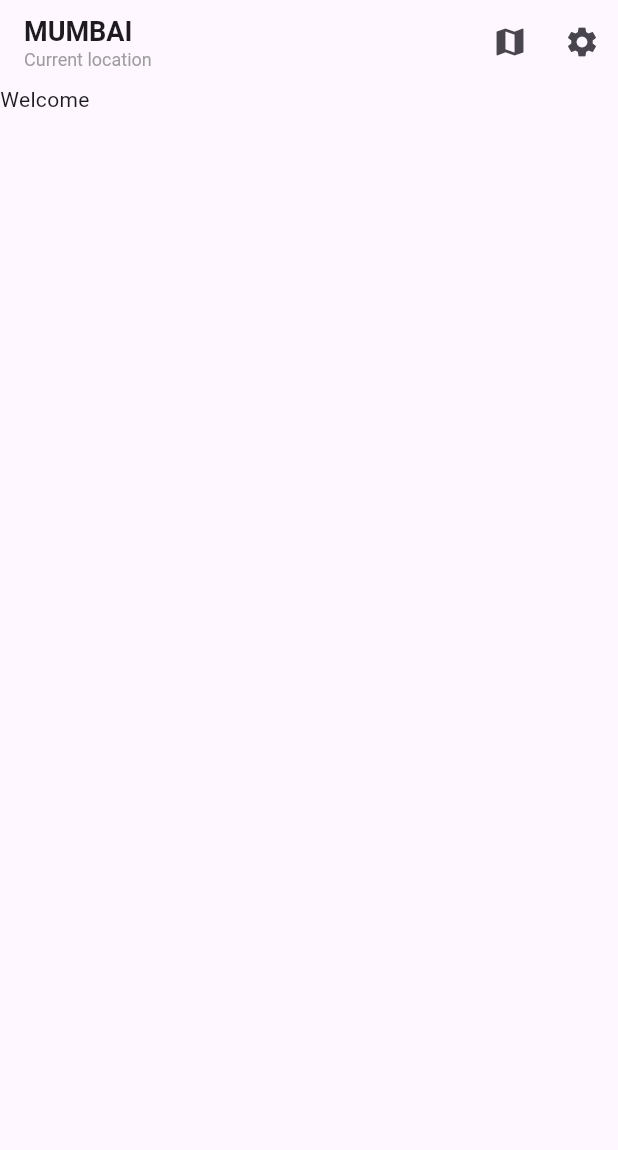
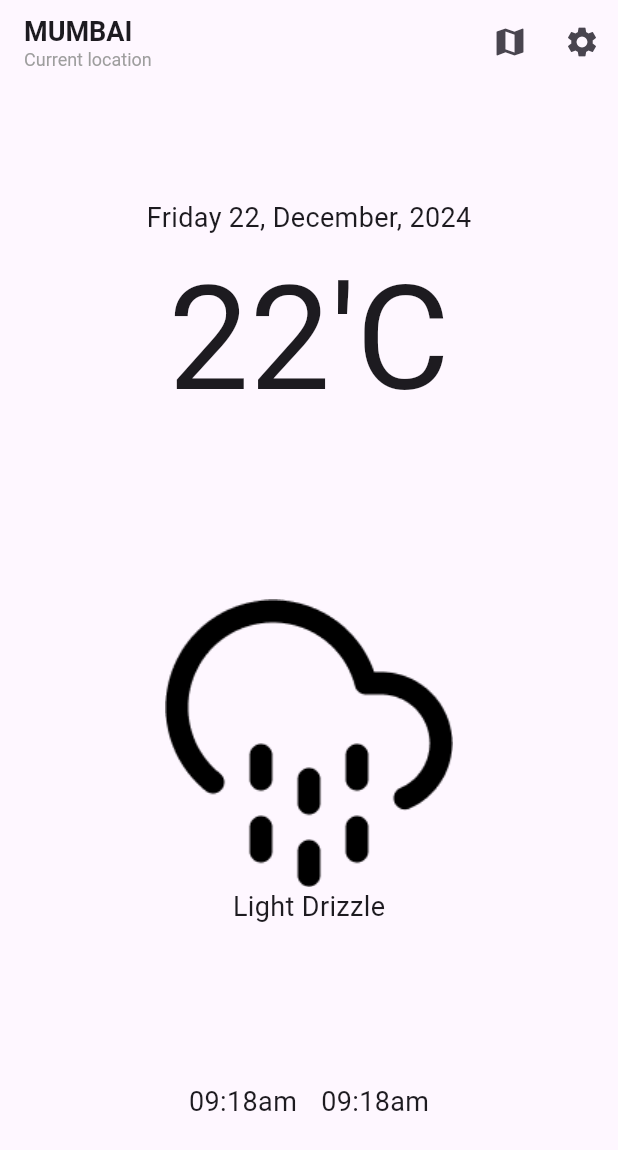
Before and after one commit to DamisolaT/wtm_weather_app, a Flutter app: the screen it shows after launch, on a phone screen of 412 x 824 dp. Shown: the top 1150 px of the screen. Run offline on Flutter 3.47's test engine with Material 3 defaults, Android fonts, the phone set to English and light mode, and no system bars.

Commit message:
Front Page on March 26 class

```diff
--- /dev/null
+++ b/lib/gen/assets.gen.dart
@@ -0,0 +1,93 @@
+/// GENERATED CODE - DO NOT MODIFY BY HAND
+/// *****************************************************
+///  FlutterGen
+/// *****************************************************
+
+// coverage:ignore-file
+// ignore_for_file: type=lint
+// ignore_for_file: directives_ordering,unnecessary_import,implicit_dynamic_list_literal,deprecated_member_use
+
+import 'package:flutter/widgets.dart';
+
+class Assets {
+  Assets._();
+
+  static const AssetGenImage drizzle = AssetGenImage('assets/drizzle.png');
+
+  /// List of all assets
+  static List<AssetGenImage> get values => [drizzle];
+}
+
+class AssetGenImage {
+  const AssetGenImage(this._assetName);
+
+  final String _assetName;
+
+  Image image({
+    Key? key,
+    AssetBundle? bundle,
+    ImageFrameBuilder? frameBuilder,
+    ImageErrorWidgetBuilder? errorBuilder,
+    String? semanticLabel,
+    bool excludeFromSemantics = false,
+    double? scale,
+    double? width,
+    double? height,
+    Color? color,
+    Animation<double>? opacity,
+    BlendMode? colorBlendMode,
+    BoxFit? fit,
+    AlignmentGeometry alignment = Alignment.center,
+    ImageRepeat repeat = ImageRepeat.noRepeat,
+    Rect? centerSlice,
+    bool matchTextDirection = false,
+    bool gaplessPlayback = false,
+    bool isAntiAlias = false,
+    String? package,
+    FilterQuality filterQuality = FilterQuality.low,
+    int? cacheWidth,
+    int? cacheHeight,
+  }) {
+    return Image.asset(
+      _assetName,
+      key: key,
+      bundle: bundle,
+      frameBuilder: frameBuilder,
+      errorBuilder: errorBuilder,
+      semanticLabel: semanticLabel,
+      excludeFromSemantics: excludeFromSemantics,
+      scale: scale,
+      width: width,
+      height: height,
+      color: color,
+      opacity: opacity,
+      colorBlendMode: colorBlendMode,
+      fit: fit,
+      alignment: alignment,
+      repeat: repeat,
+      centerSlice: centerSlice,
+      matchTextDirection: matchTextDirection,
+      gaplessPlayback: gaplessPlayback,
+      isAntiAlias: isAntiAlias,
+      package: package,
+      filterQuality: filterQuality,
+      cacheWidth: cacheWidth,
+      cacheHeight: cacheHeight,
+    );
+  }
+
+  ImageProvider provider({
+    AssetBundle? bundle,
+    String? package,
+  }) {
+    return AssetImage(
+      _assetName,
+      bundle: bundle,
+      package: package,
+    );
+  }
+
+  String get path => _assetName;
+
+  String get keyName => _assetName;
+}
--- a/lib/pages/home_page.dart
+++ b/lib/pages/home_page.dart
@@ -1,6 +1,7 @@
 
 
 import "package:flutter/material.dart";
+import "package:wtm_weather_app/gen/assets.gen.dart";
 
 
 
@@ -39,11 +40,58 @@ class HomePage extends StatelessWidget {
         ],
 
       ),
-      body: ListView(
-        children: [
-          Text("Welcome")
-        ],
-      ),
+      body: Container(
+      padding: EdgeInsets.symmetric(horizontal: 16, vertical: 24),
+       child: Column(
+        mainAxisAlignment: MainAxisAlignment.spaceAround,
+        crossAxisAlignment: CrossAxisAlignment.center,
+            children: [
+              Container(
+                child: Column(
+                  children: [
+                    Text("Friday 22, December, 2024",
+                    style: TextStyle(
+                      fontSize: 18
+                    ),),
+                    Text("22'C",
+                    style: TextStyle(
+                      fontSize: 96
+                    ),)
+                  ],
+                ),
+              ),
+              Container(
+                child: Column(
+                  children: [
+                    Assets.drizzle.image(),
+                    Text("Light Drizzle",
+                    style: TextStyle(
+                      fontSize: 18
+                    ),
+                    )
+                  ]
+                  ),
+              ),
+              Container(
+                child: Row(
+                  mainAxisAlignment: MainAxisAlignment.center,
+                  children: [
+                    Text("09:18am",
+                    style: TextStyle(
+                      fontSize: 18
+                    ),
+                    ),
+                    SizedBox(width: 16,),
+                    Text("09:18am",
+                    style: TextStyle(
+                      fontSize: 18
+                    ),),
+                  ]),
+              )
+            ],
+            )
+
+            ),
     );
   }
 }
--- a/pubspec.yaml
+++ b/pubspec.yaml
@@ -35,6 +35,7 @@ dependencies:
   # The following adds the Cupertino Icons font to your application.
   # Use with the CupertinoIcons class for iOS style icons.
   cupertino_icons: ^1.0.2
+  build_runner: ^2.4.8
 
 dev_dependencies:
   flutter_test:
@@ -46,6 +47,7 @@ dev_dependencies:
   # package. See that file for information about deactivating specific lint
   # rules and activating additional ones.
   flutter_lints: ^2.0.0
+  flutter_gen_runner: ^5.4.0
 
 # For information on the generic Dart part of this file, see the
 # following page: https://dart.dev/tools/pub/pubspec
@@ -59,7 +61,8 @@ flutter:
   uses-material-design: true
 
   # To add assets to your application, add an assets section, like this:
-  # assets:
+  assets:
+    - assets/
   #   - images/a_dot_burr.jpeg
   #   - images/a_dot_ham.jpeg
 
```
Also changed, not shown: assets/drizzle.png (added), pubspec.lock.
